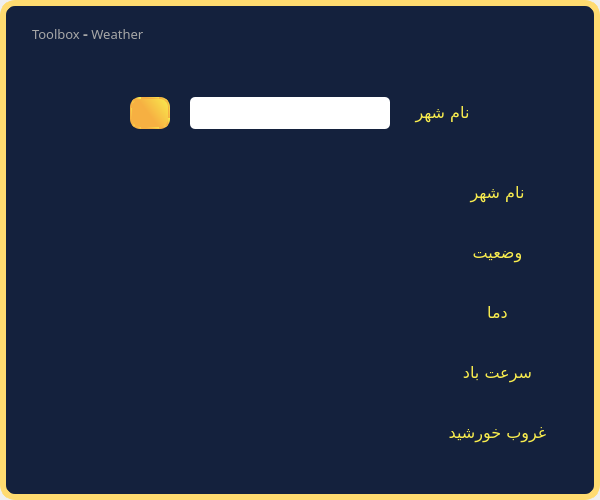
This is Ui/Weather.ui in FatemeMokhtari/ToolBox_Python as Qt 5 draws it before an edit. The edited form follows.
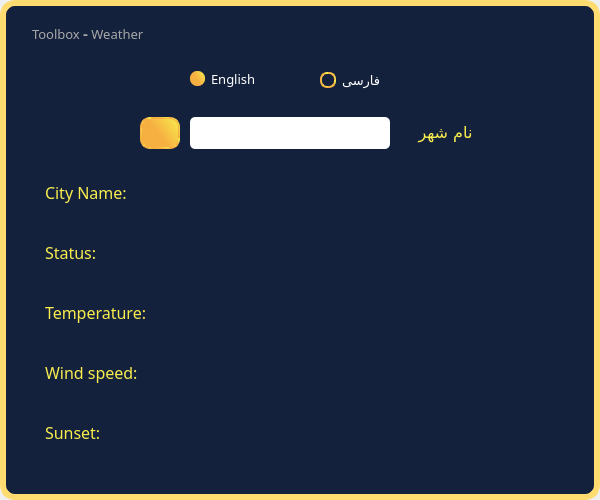
This is the edited form. Icons and pictures are not drawn.

Commit message: Changing the design and adding radiobutton

The edit to the form file:
```diff
--- a/Ui/Weather.ui
+++ b/Ui/Weather.ui
@@ -46,8 +46,8 @@
      <property name="geometry">
       <rect>
        <x>390</x>
-       <y>100</y>
-       <width>105</width>
+       <y>120</y>
+       <width>111</width>
        <height>25</height>
       </rect>
      </property>
@@ -67,8 +67,8 @@
     <widget class="QPushButton" name="searchBtn">
      <property name="geometry">
       <rect>
-       <x>130</x>
-       <y>97</y>
+       <x>140</x>
+       <y>117</y>
        <width>40</width>
        <height>32</height>
       </rect>
@@ -116,7 +116,7 @@
      <property name="geometry">
       <rect>
        <x>190</x>
-       <y>97</y>
+       <y>117</y>
        <width>200</width>
        <height>32</height>
       </rect>
@@ -421,6 +421,322 @@
       <bool>true</bool>
      </property>
     </widget>
+    <widget class="QFrame" name="frameEnglish">
+     <property name="geometry">
+      <rect>
+       <x>15</x>
+       <y>150</y>
+       <width>571</width>
+       <height>331</height>
+      </rect>
+     </property>
+     <property name="styleSheet">
+      <string notr="true">border:none;</string>
+     </property>
+     <property name="frameShape">
+      <enum>QFrame::StyledPanel</enum>
+     </property>
+     <property name="frameShadow">
+      <enum>QFrame::Raised</enum>
+     </property>
+     <widget class="QLabel" name="label_7">
+      <property name="geometry">
+       <rect>
+        <x>30</x>
+        <y>270</y>
+        <width>105</width>
+        <height>25</height>
+       </rect>
+      </property>
+      <property name="font">
+       <font>
+        <family>Gandom</family>
+        <pointsize>12</pointsize>
+       </font>
+      </property>
+      <property name="text">
+       <string>Sunset:</string>
+      </property>
+      <property name="alignment">
+       <set>Qt::AlignLeading|Qt::AlignLeft|Qt::AlignVCenter</set>
+      </property>
+     </widget>
+     <widget class="QLabel" name="label_8">
+      <property name="geometry">
+       <rect>
+        <x>30</x>
+        <y>90</y>
+        <width>105</width>
+        <height>25</height>
+       </rect>
+      </property>
+      <property name="font">
+       <font>
+        <family>Gandom</family>
+        <pointsize>12</pointsize>
+       </font>
+      </property>
+      <property name="text">
+       <string>Status:</string>
+      </property>
+      <property name="alignment">
+       <set>Qt::AlignLeading|Qt::AlignLeft|Qt::AlignVCenter</set>
+      </property>
+     </widget>
+     <widget class="QLabel" name="label_9">
+      <property name="geometry">
+       <rect>
+        <x>30</x>
+        <y>150</y>
+        <width>121</width>
+        <height>25</height>
+       </rect>
+      </property>
+      <property name="font">
+       <font>
+        <family>Gandom</family>
+        <pointsize>12</pointsize>
+       </font>
+      </property>
+      <property name="text">
+       <string>Temperature:</string>
+      </property>
+      <property name="alignment">
+       <set>Qt::AlignLeading|Qt::AlignLeft|Qt::AlignVCenter</set>
+      </property>
+     </widget>
+     <widget class="QLabel" name="label_10">
+      <property name="geometry">
+       <rect>
+        <x>30</x>
+        <y>210</y>
+        <width>105</width>
+        <height>25</height>
+       </rect>
+      </property>
+      <property name="font">
+       <font>
+        <family>Gandom</family>
+        <pointsize>12</pointsize>
+       </font>
+      </property>
+      <property name="styleSheet">
+       <string notr="true"/>
+      </property>
+      <property name="text">
+       <string>Wind speed:</string>
+      </property>
+      <property name="alignment">
+       <set>Qt::AlignLeading|Qt::AlignLeft|Qt::AlignVCenter</set>
+      </property>
+     </widget>
+     <widget class="QLabel" name="label_11">
+      <property name="geometry">
+       <rect>
+        <x>30</x>
+        <y>30</y>
+        <width>105</width>
+        <height>25</height>
+       </rect>
+      </property>
+      <property name="font">
+       <font>
+        <family>Gandom</family>
+        <pointsize>12</pointsize>
+       </font>
+      </property>
+      <property name="text">
+       <string>City Name:</string>
+      </property>
+      <property name="alignment">
+       <set>Qt::AlignLeading|Qt::AlignLeft|Qt::AlignVCenter</set>
+      </property>
+     </widget>
+     <widget class="QLabel" name="WindLBL_en">
+      <property name="geometry">
+       <rect>
+        <x>170</x>
+        <y>210</y>
+        <width>360</width>
+        <height>20</height>
+       </rect>
+      </property>
+      <property name="styleSheet">
+       <string notr="true">color: rgb(255, 255, 255);</string>
+      </property>
+      <property name="text">
+       <string/>
+      </property>
+      <property name="alignment">
+       <set>Qt::AlignLeading|Qt::AlignLeft|Qt::AlignVCenter</set>
+      </property>
+     </widget>
+     <widget class="QLabel" name="CityLBL_en">
+      <property name="geometry">
+       <rect>
+        <x>170</x>
+        <y>30</y>
+        <width>360</width>
+        <height>20</height>
+       </rect>
+      </property>
+      <property name="styleSheet">
+       <string notr="true">color: rgb(255, 255, 255);</string>
+      </property>
+      <property name="text">
+       <string/>
+      </property>
+      <property name="alignment">
+       <set>Qt::AlignLeading|Qt::AlignLeft|Qt::AlignVCenter</set>
+      </property>
+     </widget>
+     <widget class="QLabel" name="WeatherTypeLBL_en">
+      <property name="geometry">
+       <rect>
+        <x>170</x>
+        <y>90</y>
+        <width>360</width>
+        <height>20</height>
+       </rect>
+      </property>
+      <property name="styleSheet">
+       <string notr="true">color: rgb(255, 255, 255);</string>
+      </property>
+      <property name="text">
+       <string/>
+      </property>
+      <property name="alignment">
+       <set>Qt::AlignLeading|Qt::AlignLeft|Qt::AlignVCenter</set>
+      </property>
+     </widget>
+     <widget class="QLabel" name="SunsetLBL_en">
+      <property name="geometry">
+       <rect>
+        <x>170</x>
+        <y>270</y>
+        <width>360</width>
+        <height>21</height>
+       </rect>
+      </property>
+      <property name="styleSheet">
+       <string notr="true">color: rgb(255, 255, 255);</string>
+      </property>
+      <property name="text">
+       <string/>
+      </property>
+      <property name="alignment">
+       <set>Qt::AlignLeading|Qt::AlignLeft|Qt::AlignVCenter</set>
+      </property>
+     </widget>
+     <widget class="QLabel" name="TempLBL_en">
+      <property name="geometry">
+       <rect>
+        <x>170</x>
+        <y>150</y>
+        <width>360</width>
+        <height>20</height>
+       </rect>
+      </property>
+      <property name="styleSheet">
+       <string notr="true">color: rgb(255, 255, 255);</string>
+      </property>
+      <property name="text">
+       <string/>
+      </property>
+      <property name="alignment">
+       <set>Qt::AlignLeading|Qt::AlignLeft|Qt::AlignVCenter</set>
+      </property>
+     </widget>
+    </widget>
+    <widget class="QRadioButton" name="persian_rdbtn">
+     <property name="geometry">
+      <rect>
+       <x>320</x>
+       <y>70</y>
+       <width>111</width>
+       <height>21</height>
+      </rect>
+     </property>
+     <property name="font">
+      <font>
+       <family>Gandom</family>
+       <pointsize>10</pointsize>
+      </font>
+     </property>
+     <property name="cursor">
+      <cursorShape>PointingHandCursor</cursorShape>
+     </property>
+     <property name="styleSheet">
+      <string notr="true">QRadioButton{
+color: rgb(255, 255, 255);
+}
+
+QRadioButton::indicator::checked{
+width:15px;
+height:15px;
+  border-radius:7px;	
+	background-color: qlineargradient(spread:pad, x1:0.006, y1:0.585, x2:1, y2:0, stop:0.369318 rgba(246, 176, 66, 255), stop:1 rgba(249, 237, 78, 255));
+	color: rgb(255, 255, 255);
+}
+QRadioButton::indicator::unchecked {
+width:12px;
+height:12px;
+  border-radius:7px;
+	border:2px solid qlineargradient(spread:pad, x1:0.006, y1:0.585, x2:1, y2:0, stop:0.369318 rgba(246, 176, 66, 255), stop:1 rgba(249, 237, 78, 255));;
+	background-color: none;
+
+}</string>
+     </property>
+     <property name="text">
+      <string>فارسی</string>
+     </property>
+    </widget>
+    <widget class="QRadioButton" name="english_rdbtn">
+     <property name="geometry">
+      <rect>
+       <x>190</x>
+       <y>70</y>
+       <width>82</width>
+       <height>17</height>
+      </rect>
+     </property>
+     <property name="font">
+      <font>
+       <family>Gandom</family>
+       <pointsize>10</pointsize>
+      </font>
+     </property>
+     <property name="cursor">
+      <cursorShape>PointingHandCursor</cursorShape>
+     </property>
+     <property name="styleSheet">
+      <string notr="true">QRadioButton{
+color: rgb(255, 255, 255);
+}
+
+QRadioButton::indicator::checked{
+width:15px;
+height:15px;
+  border-radius:7px;	
+	background-color: qlineargradient(spread:pad, x1:0.006, y1:0.585, x2:1, y2:0, stop:0.369318 rgba(246, 176, 66, 255), stop:1 rgba(249, 237, 78, 255));
+	color: rgb(255, 255, 255);
+}
+QRadioButton::indicator::unchecked {
+width:12px;
+height:12px;
+  border-radius:7px;
+	border:2px solid qlineargradient(spread:pad, x1:0.006, y1:0.585, x2:1, y2:0, stop:0.369318 rgba(246, 176, 66, 255), stop:1 rgba(249, 237, 78, 255));;
+	background-color: none;
+
+}</string>
+     </property>
+     <property name="text">
+      <string>English</string>
+     </property>
+     <property name="checked">
+      <bool>true</bool>
+     </property>
+    </widget>
    </widget>
   </widget>
  </widget>
```
Left out of the diff: 2 changed lines with no effect on the pictures. The commit also changes 1 other file.
